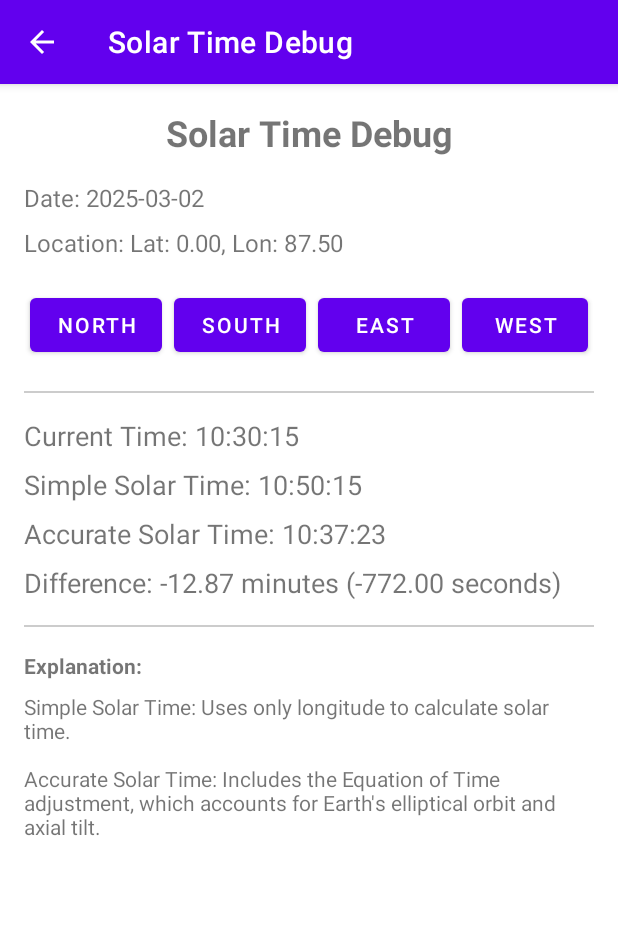
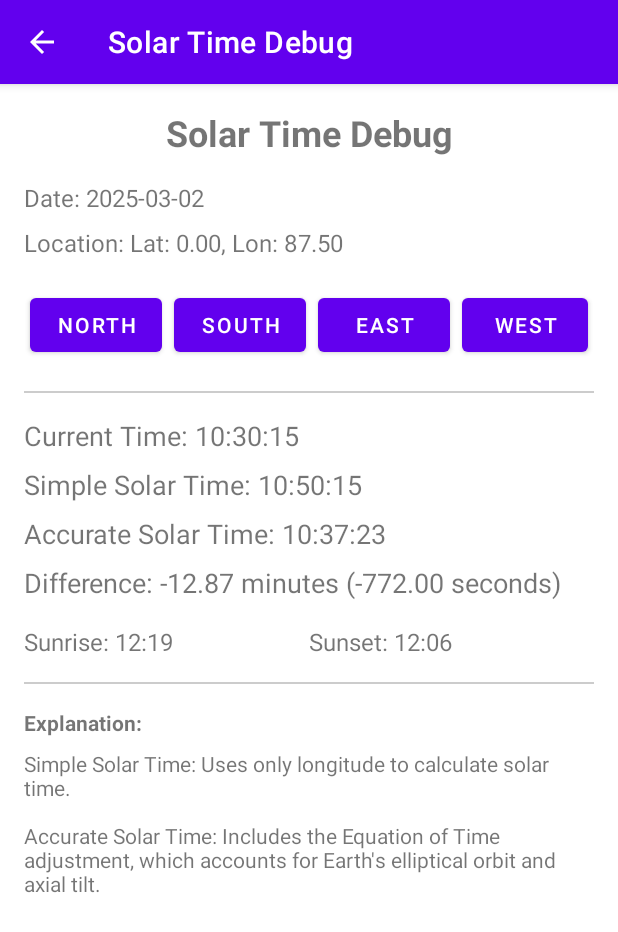
Before and after one commit to ahmedhr/solartime, an Android app: the SolarTimeDebugActivity screen opened directly, with no data from a screen before it, after a tap on "EAST", on a phone screen of 412 x 824 dp. Shown: the top 932 px of the screen. Run offline under Robolectric (Android 15) with nearby library versions, the phone set to English and light mode, and no system bars.

Commit message:
adding sunset and sunrise

```diff
--- a/app/src/main/java/com/ahr/solartime/SolarTimeDebugActivity.kt
+++ b/app/src/main/java/com/ahr/solartime/SolarTimeDebugActivity.kt
@@ -22,6 +22,8 @@ class SolarTimeDebugActivity : AppCompatActivity() {
     private lateinit var differenceTextView: TextView
     private lateinit var locationTextView: TextView
     private lateinit var dateTextView: TextView
+    private lateinit var sunriseTextView: TextView
+    private lateinit var sunsetTextView: TextView
 
     private lateinit var eastButton: Button
     private lateinit var westButton: Button
@@ -50,6 +52,8 @@ class SolarTimeDebugActivity : AppCompatActivity() {
         differenceTextView = findViewById(R.id.differenceTextView)
         locationTextView = findViewById(R.id.locationTextView)
         dateTextView = findViewById(R.id.dateTextView)
+        sunriseTextView = findViewById(R.id.sunriseTextView)
+        sunsetTextView = findViewById(R.id.sunsetTextView)
 
         eastButton = findViewById(R.id.eastButton)
         westButton = findViewById(R.id.westButton)
@@ -134,6 +138,11 @@ class SolarTimeDebugActivity : AppCompatActivity() {
             diffMinutes, diffSeconds
         )
 
+        // Update sunrise and sunset times
+        val (sunrise, sunset) = SunCalculator.calculateSunriseSunset(currentLocation, calendar)
+        sunriseTextView.text = "Sunrise: ${SunCalculator.formatTime(sunrise)}"
+        sunsetTextView.text = "Sunset: ${SunCalculator.formatTime(sunset)}"
+
         // Update location display
         updateLocationDisplay()
     }
--- /dev/null
+++ b/app/src/main/java/com/ahr/solartime/SunCalculator.kt
@@ -0,0 +1,138 @@
+package com.ahr.solartime
+
+import com.google.android.gms.maps.model.LatLng
+import java.util.*
+import kotlin.math.*
+
+/**
+ * Calculator for sun-related times and positions.
+ * Calculates sunrise, sunset, and other solar position data.
+ */
+class SunCalculator {
+
+    companion object {
+        // Constants for calculations
+        private const val TO_RAD = PI / 180.0
+        private const val TO_DEG = 180.0 / PI
+        private const val JULIAN_DATE_2000 = 2451545.0
+
+        /**
+         * Calculate sunrise and sunset times for a given location and date.
+         *
+         * @param latLng The latitude and longitude of the location
+         * @param calendar The date for which to calculate (time component is ignored)
+         * @param zenith The solar zenith angle used to define sunrise/sunset
+         *        - Official: 90.833° (sun's upper edge touches the horizon)
+         *        - Civil: 96° (civil twilight)
+         *        - Nautical: 102° (nautical twilight)
+         *        - Astronomical: 108° (astronomical twilight)
+         * @return Pair of sunrise and sunset times as Calendar objects, or null if sun doesn't rise/set
+         */
+        fun calculateSunriseSunset(
+            latLng: LatLng,
+            calendar: Calendar = Calendar.getInstance(),
+            zenith: Double = 90.833
+        ): Pair<Calendar?, Calendar?> {
+
+            val latitude = latLng.latitude
+            val longitude = latLng.longitude
+
+            // Calculate day of year
+            val dayOfYear = calendar.get(Calendar.DAY_OF_YEAR)
+
+            // Convert latitude and longitude to radians
+            val latRad = latitude * TO_RAD
+
+            // Calculate solar declination
+            val declination = calculateDeclination(dayOfYear)
+
+            // Calculate hour angle
+            val cosHourAngle = (cos(zenith * TO_RAD) - sin(latRad) * sin(declination)) /
+                              (cos(latRad) * cos(declination))
+
+            // Check if the sun never rises/sets at this location on this day
+            if (cosHourAngle > 1.0) {
+                // Sun never rises
+                return Pair(null, null)
+            } else if (cosHourAngle < -1.0) {
+                // Sun never sets
+                return Pair(null, null)
+            }
+
+            // Calculate hour angle in degrees
+            val hourAngle = acos(cosHourAngle) * TO_DEG
+
+            // Calculate sunrise and sunset times in hours (local solar time)
+            val sunriseHour = (360.0 - hourAngle) / 15.0
+            val sunsetHour = (hourAngle) / 15.0
+
+            // Adjust for longitude and equation of time
+            val eot = calculateEquationOfTime(dayOfYear) / 60.0 // Convert to hours
+
+            // Adjust for timezone
+            val timeZoneOffset = calendar.timeZone.getOffset(calendar.timeInMillis) / 3600000.0 // Convert ms to hours
+            val longitudeHour = longitude / 15.0
+
+            // Calculate sunrise and sunset in UTC hours
+            val sunriseUtc = sunriseHour - longitudeHour - eot
+            val sunsetUtc = sunsetHour + longitudeHour - eot
+
+            // Convert to local time
+            val sunriseLocal = sunriseUtc + timeZoneOffset
+            val sunsetLocal = sunsetUtc + timeZoneOffset
+
+            // Create Calendar objects for sunrise and sunset
+            val sunriseCal = (calendar.clone() as Calendar).apply {
+                set(Calendar.HOUR_OF_DAY, sunriseLocal.toInt())
+                set(Calendar.MINUTE, ((sunriseLocal % 1) * 60).toInt())
+                set(Calendar.SECOND, 0)
+                set(Calendar.MILLISECOND, 0)
+            }
+
+            val sunsetCal = (calendar.clone() as Calendar).apply {
+                set(Calendar.HOUR_OF_DAY, sunsetLocal.toInt())
+                set(Calendar.MINUTE, ((sunsetLocal % 1) * 60).toInt())
+                set(Calendar.SECOND, 0)
+                set(Calendar.MILLISECOND, 0)
+            }
+
+            return Pair(sunriseCal, sunsetCal)
+        }
+
+        /**
+         * Calculate solar declination for a given day of year.
+         * This is the angle between the rays of the sun and the plane of the Earth's equator.
+         */
+        private fun calculateDeclination(dayOfYear: Int): Double {
+            // Approximate formula for declination
+            val angle = 0.9863 * (dayOfYear - 81) * TO_RAD
+            return 23.45 * sin(angle) * TO_RAD
+        }
+
+        /**
+         * Calculate the equation of time for a given day of year.
+         * Returns the result in minutes.
+         */
+        private fun calculateEquationOfTime(dayOfYear: Int): Double {
+            // Convert day of year to radians for the formula
+            val b = 2 * PI * (dayOfYear - 81) / 365.0
+
+            // Spencer's formula for the Equation of Time (in minutes)
+            return 9.87 * sin(2 * b) - 7.53 * cos(b) - 1.5 * sin(b)
+        }
+
+        /**
+         * Format a Calendar time as a string in HH:MM format.
+         * Returns "N/A" if the Calendar is null.
+         */
+        fun formatTime(calendar: Calendar?): String {
+            if (calendar == null) return "N/A"
+            return String.format(
+                Locale.getDefault(),
+                "%02d:%02d",
+                calendar.get(Calendar.HOUR_OF_DAY),
+                calendar.get(Calendar.MINUTE)
+            )
+        }
+    }
+}
--- a/app/src/main/res/layout/activity_solar_time_debug.xml
+++ b/app/src/main/res/layout/activity_solar_time_debug.xml
@@ -105,6 +105,29 @@
         android:textSize="18sp"
         android:layout_marginBottom="16dp" />
 
+    <LinearLayout
+        android:layout_width="match_parent"
+        android:layout_height="wrap_content"
+        android:orientation="horizontal"
+        android:layout_marginBottom="16dp">
+
+        <TextView
+            android:id="@+id/sunriseTextView"
+            android:layout_width="0dp"
+            android:layout_height="wrap_content"
+            android:layout_weight="1"
+            android:text="Sunrise: --:--"
+            android:textSize="16sp" />
+
+        <TextView
+            android:id="@+id/sunsetTextView"
+            android:layout_width="0dp"
+            android:layout_height="wrap_content"
+            android:layout_weight="1"
+            android:text="Sunset: --:--"
+            android:textSize="16sp" />
+    </LinearLayout>
+
     <View
         android:layout_width="match_parent"
         android:layout_height="1dp"
```
Also changed, not shown: app/src/main/java/com/ahr/solartime/MainActivity.kt (+21 -8 lines), app/src/main/res/layout/activity_main.xml (+29 -0 lines).
